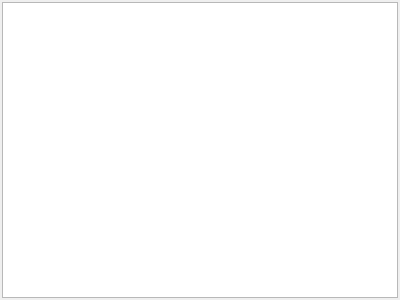
First picture: the form in openCherry/Bundles/org.opencherry.ui.qt/src/internal/cherryQtLogView.ui, repository MITK/MITK, before the edit.
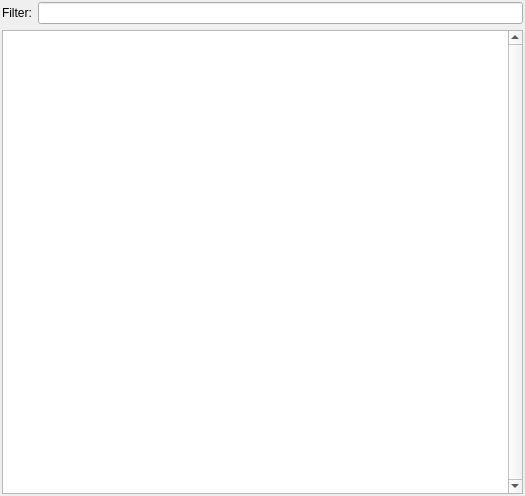
Second picture: the form after the edit.

```diff
--- a/openCherry/Bundles/org.opencherry.ui.qt/src/internal/cherryQtLogView.ui
+++ b/openCherry/Bundles/org.opencherry.ui.qt/src/internal/cherryQtLogView.ui
@@ -1,49 +1,126 @@
 <ui version="4.0" >
  <class>QtLogViewClass</class>
- <widget class="QWidget" name="QtLogViewClass" >
-  <property name="geometry" >
+ <widget class="QWidget" name="QtLogViewClass">
+  <property name="geometry">
    <rect>
     <x>0</x>
     <y>0</y>
-    <width>400</width>
-    <height>300</height>
+    <width>525</width>
+    <height>496</height>
    </rect>
   </property>
-  <property name="windowTitle" >
+  <property name="sizePolicy">
+   <sizepolicy hsizetype="Expanding" vsizetype="Minimum">
+    <horstretch>0</horstretch>
+    <verstretch>0</verstretch>
+   </sizepolicy>
+  </property>
+  <property name="windowTitle">
    <string>QtLogView</string>
   </property>
-  <layout class="QVBoxLayout" >
-   <property name="leftMargin" >
-    <number>2</number>
-   </property>
-   <property name="topMargin" >
-    <number>2</number>
-   </property>
-   <property name="rightMargin" >
-    <number>2</number>
-   </property>
-   <property name="bottomMargin" >
+  <layout class="QVBoxLayout">
+   <property name="margin">
     <number>2</number>
    </property>
    <item>
-    <widget class="QTableView" name="tableView" >
-     <property name="selectionMode" >
-      <enum>QAbstractItemView::SingleSelection</enum>
-     </property>
-     <property name="selectionBehavior" >
-      <enum>QAbstractItemView::SelectRows</enum>
-     </property>
-     <property name="sortingEnabled" >
-      <bool>true</bool>
-     </property>
-     <property name="cornerButtonEnabled" >
-      <bool>false</bool>
-     </property>
-    </widget>
+    <layout class="QVBoxLayout" name="verticalLayout">
+     <item>
+      <layout class="QHBoxLayout" name="horizontalLayout">
+       <item>
+        <widget class="QLabel" name="filterLabel">
+         <property name="sizePolicy">
+          <sizepolicy hsizetype="Minimum" vsizetype="Minimum">
+           <horstretch>0</horstretch>
+           <verstretch>0</verstretch>
+          </sizepolicy>
+         </property>
+         <property name="text">
+          <string>Filter:</string>
+         </property>
+        </widget>
+       </item>
+       <item>
+        <widget class="QLineEdit" name="filterContent"/>
+       </item>
+      </layout>
+     </item>
+     <item>
+      <widget class="QTableView" name="tableView">
+       <property name="sizePolicy">
+        <sizepolicy hsizetype="Expanding" vsizetype="Expanding">
+         <horstretch>0</horstretch>
+         <verstretch>0</verstretch>
+        </sizepolicy>
+       </property>
+       <property name="font">
+        <font>
+         <pointsize>8</pointsize>
+        </font>
+       </property>
+       <property name="verticalScrollBarPolicy">
+        <enum>Qt::ScrollBarAlwaysOn</enum>
+       </property>
+       <property name="tabKeyNavigation">
+        <bool>false</bool>
+       </property>
+       <property name="showDropIndicator" stdset="0">
+        <bool>false</bool>
+       </property>
+       <property name="alternatingRowColors">
+        <bool>true</bool>
+       </property>
+       <property name="selectionMode">
+        <enum>QAbstractItemView::NoSelection</enum>
+       </property>
+       <property name="selectionBehavior">
+        <enum>QAbstractItemView::SelectRows</enum>
+       </property>
+       <property name="verticalScrollMode">
+        <enum>QAbstractItemView::ScrollPerPixel</enum>
+       </property>
+       <property name="horizontalScrollMode">
+        <enum>QAbstractItemView::ScrollPerPixel</enum>
+       </property>
+       <property name="showGrid">
+        <bool>false</bool>
+       </property>
+       <property name="gridStyle">
+        <enum>Qt::DashLine</enum>
+       </property>
+       <property name="wordWrap">
+        <bool>false</bool>
+       </property>
+       <property name="cornerButtonEnabled">
+        <bool>false</bool>
+       </property>
+       <attribute name="horizontalHeaderDefaultSectionSize">
+        <number>64</number>
+       </attribute>
+       <attribute name="horizontalHeaderMinimumSectionSize">
+        <number>0</number>
+       </attribute>
+       <attribute name="verticalHeaderVisible">
+        <bool>false</bool>
+       </attribute>
+       <attribute name="verticalHeaderDefaultSectionSize">
+        <number>16</number>
+       </attribute>
+       <attribute name="verticalHeaderHighlightSections">
+        <bool>false</bool>
+       </attribute>
+       <attribute name="verticalHeaderMinimumSectionSize">
+        <number>8</number>
+       </attribute>
+      </widget>
+     </item>
+    </layout>
    </item>
   </layout>
  </widget>
- <layoutdefault spacing="6" margin="11" />
- <resources/>
+ <layoutdefault spacing="6" margin="11"/>
+ <resources>
+  <include location="../../resources/org_opencherry_ui_qt.qrc"/>
+  <include location="../../resources/org_opencherry_ui_qt.qrc"/>
+ </resources>
  <connections/>
 </ui>
```
Left out of the diff: 3 changed lines with no effect on the pictures.
